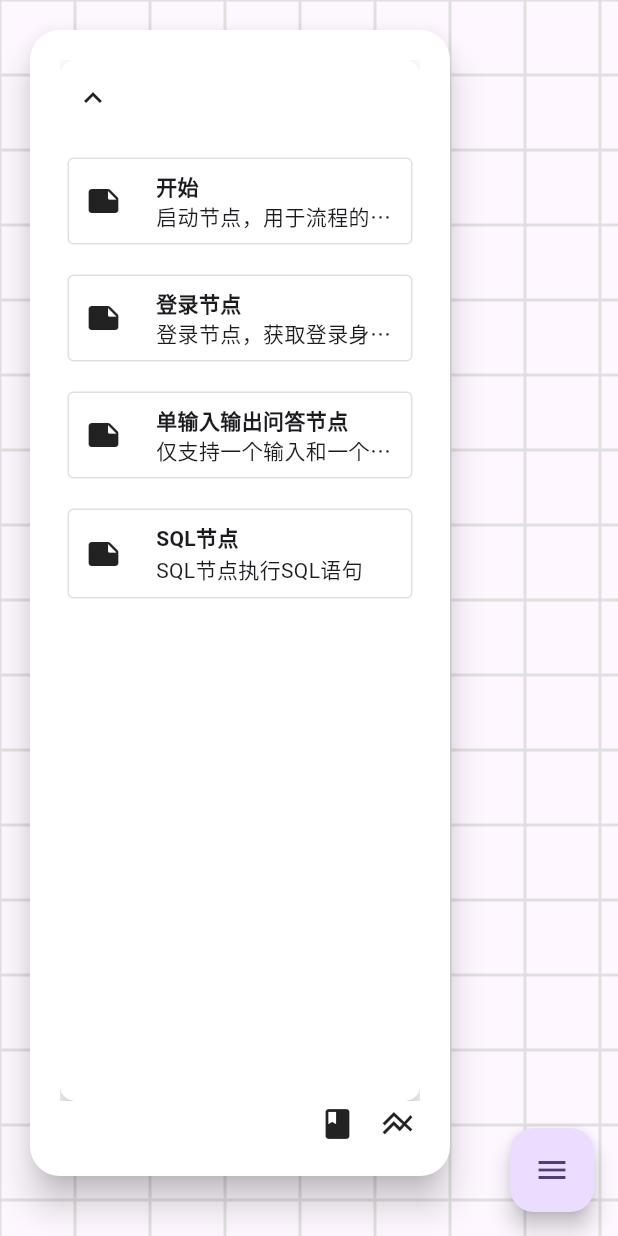
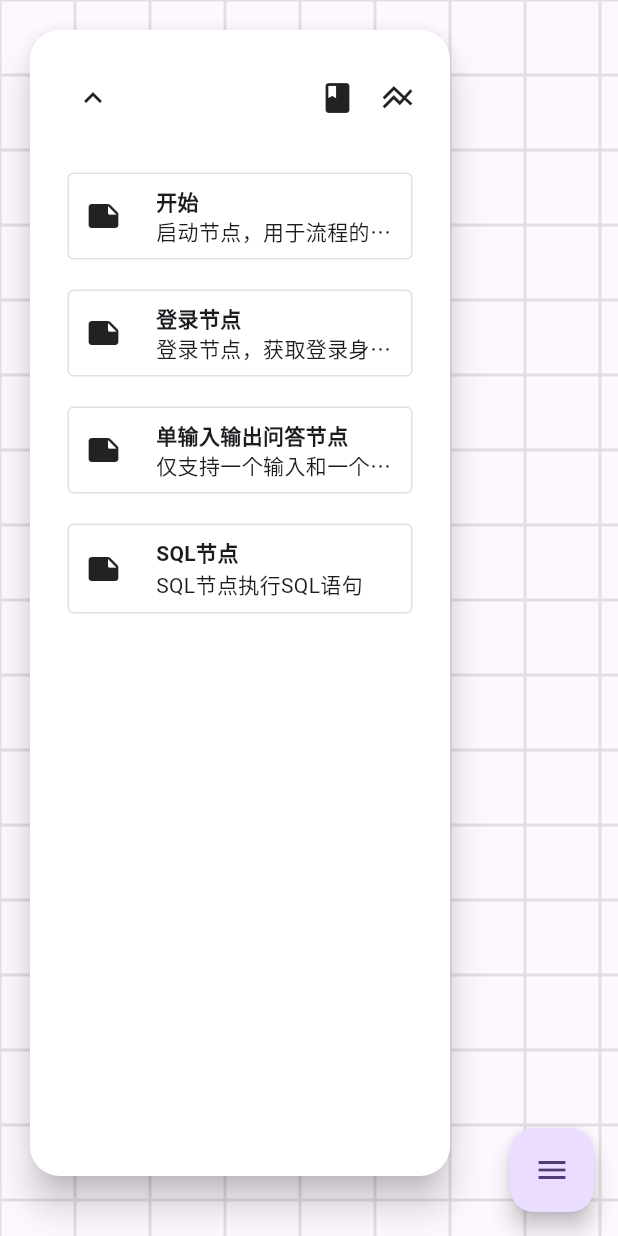
Before and after one commit to guchengxi1994/flow_compose, a Flutter app: the screen it shows after launch, after a tap on the "expand more" icon, after a tap on the "line axis" icon, after a tap on the "class" icon, on a phone screen of 412 x 824 dp. Run offline on Flutter 3.47's test engine with Material 3 defaults, Android fonts, the phone set to English and light mode, and no system bars; drawn by our look-alikes of flutter_expandable_fab, toastification; our stand-ins replace flutter_riverpod; missing offline and left inert: flutter_json_view, sqlparser.

Commit message:
chore: change style

```diff
--- a/lib/src/nodes/edge_list.dart
+++ b/lib/src/nodes/edge_list.dart
@@ -14,7 +14,7 @@ class _EdgeListWidgetState extends State<EdgeListWidget> {
   Widget build(BuildContext context) {
     final edges = widget.controller.state.value.edges.toList();
     return ListView.builder(
-      padding: EdgeInsets.only(top: 50),
+      padding: EdgeInsets.only(top: 10),
       itemBuilder: (context, index) {
         return _EdgeBuilder(
           edge: edges[index],
--- a/lib/src/nodes/expanable_widget.dart
+++ b/lib/src/nodes/expanable_widget.dart
@@ -45,14 +45,10 @@ class _ExpanableWidgetState extends State<ExpanableWidget> {
                   children: [
                     Column(
                       children: [
-                        Expanded(
-                          child: PageView(
-                              controller: pageController,
-                              children: [widget.child1, widget.child2]),
-                        ),
                         SizedBox(
-                          height: 30,
+                          height: 50,
                           child: Row(
+                            crossAxisAlignment: CrossAxisAlignment.center,
                             spacing: 10,
                             children: [
                               Spacer(),
@@ -67,7 +63,10 @@ class _ExpanableWidgetState extends State<ExpanableWidget> {
                                           duration: Duration(milliseconds: 500),
                                           curve: Curves.easeInOut);
                                     },
-                                    child: Icon(Icons.class_)),
+                                    child: Tooltip(
+                                      message: "切换到节点页面",
+                                      child: Icon(Icons.class_),
+                                    )),
                               ),
                               SizedBox(
                                 width: 30,
@@ -80,10 +79,18 @@ class _ExpanableWidgetState extends State<ExpanableWidget> {
                                           duration: Duration(milliseconds: 500),
                                           curve: Curves.easeInOut);
                                     },
-                                    child: Icon(Icons.line_axis)),
+                                    child: Tooltip(
+                                      message: "切换到边页面",
+                                      child: Icon(Icons.line_axis),
+                                    )),
                               ),
                             ],
                           ),
+                        ),
+                        Expanded(
+                          child: PageView(
+                              controller: pageController,
+                              children: [widget.child1, widget.child2]),
                         ),
                       ],
                     ),
--- a/lib/src/nodes/node_list_widget.dart
+++ b/lib/src/nodes/node_list_widget.dart
@@ -15,26 +15,17 @@ class _NodeListWidgetState extends State<NodeListWidget> {
 
   @override
   Widget build(BuildContext context) {
-    return Material(
-      color: Colors.white,
-      elevation: 10,
-      borderRadius:
-          isExpanded ? BorderRadius.circular(20) : BorderRadius.circular(10),
-      child: Padding(
+    return Padding(
       padding: isExpanded ? EdgeInsets.all(20) : EdgeInsets.all(5),
       child: SingleChildScrollView(
         child: Column(
           children: [
             SizedBox(
-                height: 30,
-              ),
-              SizedBox(
-                height: 20,
+              height: 10,
             ),
             ...widget.nodes.map((e) => Draggable(
                 data: e, feedback: e.fakeWidget(), child: _buildNode(e)))
           ],
-          ),
         ),
       ),
     );
```
Lines whose indentation alone changed are shown as unchanged.
